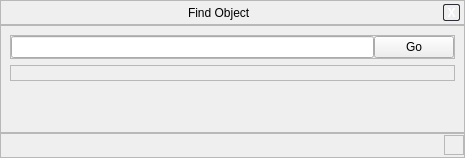
519984307/stellarium_src, file src/gui/searchDialogGui.ui: the form before one commit.
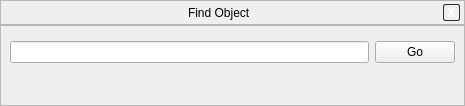
The form after the commit. Icons and pictures are not drawn. Custom widgets are drawn as their Qt base class.

Commit message: GUI dialogs now derive from a single StelDialog class. Tested transparency.

```diff
--- a/src/gui/searchDialogGui.ui
+++ b/src/gui/searchDialogGui.ui
@@ -6,7 +6,7 @@
     <x>0</x>
     <y>0</y>
     <width>465</width>
-    <height>158</height>
+    <height>106</height>
    </rect>
   </property>
   <property name="windowTitle" >
@@ -122,29 +122,8 @@
      <property name="frameShadow" >
       <enum>QFrame::Raised</enum>
      </property>
-     <layout class="QVBoxLayout" >
-      <item>
-       <widget class="QFrame" name="frame_2" >
-        <property name="sizePolicy" >
-         <sizepolicy vsizetype="Fixed" hsizetype="Preferred" >
-          <horstretch>0</horstretch>
-          <verstretch>0</verstretch>
-         </sizepolicy>
-        </property>
-        <property name="frameShape" >
-         <enum>QFrame::StyledPanel</enum>
-        </property>
-        <property name="frameShadow" >
-         <enum>QFrame::Raised</enum>
-        </property>
-        <layout class="QHBoxLayout" >
-         <property name="spacing" >
-          <number>0</number>
-         </property>
-         <property name="margin" >
-          <number>0</number>
-         </property>
-         <item>
+     <layout class="QGridLayout" >
+      <item row="0" column="0" >
           <widget class="QLineEdit" name="lineEditSearchSkyObject" >
            <property name="palette" >
             <palette>
@@ -221,7 +200,7 @@
            </property>
           </widget>
          </item>
-         <item>
+      <item row="0" column="1" >
           <widget class="QPushButton" name="pushButtonGotoSearchSkyObject" >
            <property name="minimumSize" >
             <size>
@@ -237,31 +216,7 @@
            </property>
           </widget>
          </item>
-        </layout>
-       </widget>
-      </item>
-      <item>
-       <widget class="QFrame" name="frame_5" >
-        <property name="sizePolicy" >
-         <sizepolicy vsizetype="Fixed" hsizetype="Preferred" >
-          <horstretch>0</horstretch>
-          <verstretch>0</verstretch>
-         </sizepolicy>
-        </property>
-        <property name="frameShape" >
-         <enum>QFrame::StyledPanel</enum>
-        </property>
-        <property name="frameShadow" >
-         <enum>QFrame::Raised</enum>
-        </property>
-        <layout class="QHBoxLayout" >
-         <property name="spacing" >
-          <number>0</number>
-         </property>
-         <property name="margin" >
-          <number>0</number>
-         </property>
-         <item>
+      <item row="1" column="0" colspan="2" >
           <widget class="QLabel" name="labelCompletions" >
            <property name="sizePolicy" >
             <sizepolicy vsizetype="Fixed" hsizetype="Preferred" >
@@ -277,96 +232,6 @@
         </layout>
        </widget>
       </item>
-      <item>
-       <spacer>
-        <property name="orientation" >
-         <enum>Qt::Vertical</enum>
-        </property>
-        <property name="sizeHint" stdset="0" >
-         <size>
-          <width>20</width>
-          <height>0</height>
-         </size>
-        </property>
-       </spacer>
-      </item>
-     </layout>
-    </widget>
-   </item>
-   <item>
-    <widget class="QFrame" name="frame_3" >
-     <property name="minimumSize" >
-      <size>
-       <width>16</width>
-       <height>25</height>
-      </size>
-     </property>
-     <property name="maximumSize" >
-      <size>
-       <width>16777215</width>
-       <height>25</height>
-      </size>
-     </property>
-     <property name="autoFillBackground" >
-      <bool>false</bool>
-     </property>
-     <property name="frameShape" >
-      <enum>QFrame::StyledPanel</enum>
-     </property>
-     <layout class="QHBoxLayout" >
-      <property name="spacing" >
-       <number>0</number>
-      </property>
-      <property name="margin" >
-       <number>0</number>
-      </property>
-      <item>
-       <spacer>
-        <property name="orientation" >
-         <enum>Qt::Horizontal</enum>
-        </property>
-        <property name="sizeHint" stdset="0" >
-         <size>
-          <width>271</width>
-          <height>20</height>
-         </size>
-        </property>
-       </spacer>
-      </item>
-      <item>
-       <widget class="ResizeFrame" name="frame_4" >
-        <property name="sizePolicy" >
-         <sizepolicy vsizetype="Fixed" hsizetype="Fixed" >
-          <horstretch>0</horstretch>
-          <verstretch>0</verstretch>
-         </sizepolicy>
-        </property>
-        <property name="minimumSize" >
-         <size>
-          <width>20</width>
-          <height>20</height>
-         </size>
-        </property>
-        <property name="maximumSize" >
-         <size>
-          <width>20</width>
-          <height>20</height>
-         </size>
-        </property>
-        <property name="cursor" >
-         <cursorShape>SizeFDiagCursor</cursorShape>
-        </property>
-        <property name="autoFillBackground" >
-         <bool>false</bool>
-        </property>
-        <property name="frameShape" >
-         <enum>QFrame::StyledPanel</enum>
-        </property>
-       </widget>
-      </item>
-     </layout>
-    </widget>
-   </item>
   </layout>
  </widget>
  <customwidgets>
@@ -376,12 +241,6 @@
    <header>Dialog.hpp</header>
    <container>1</container>
   </customwidget>
-  <customwidget>
-   <class>ResizeFrame</class>
-   <extends>QFrame</extends>
-   <header>Dialog.hpp</header>
-   <container>1</container>
-  </customwidget>
  </customwidgets>
  <resources/>
  <connections/>
```
Left out of the diff: 22 changed lines with no effect on the pictures. Lines whose indentation alone changed are shown as unchanged. The commit also changes 19 other files.
